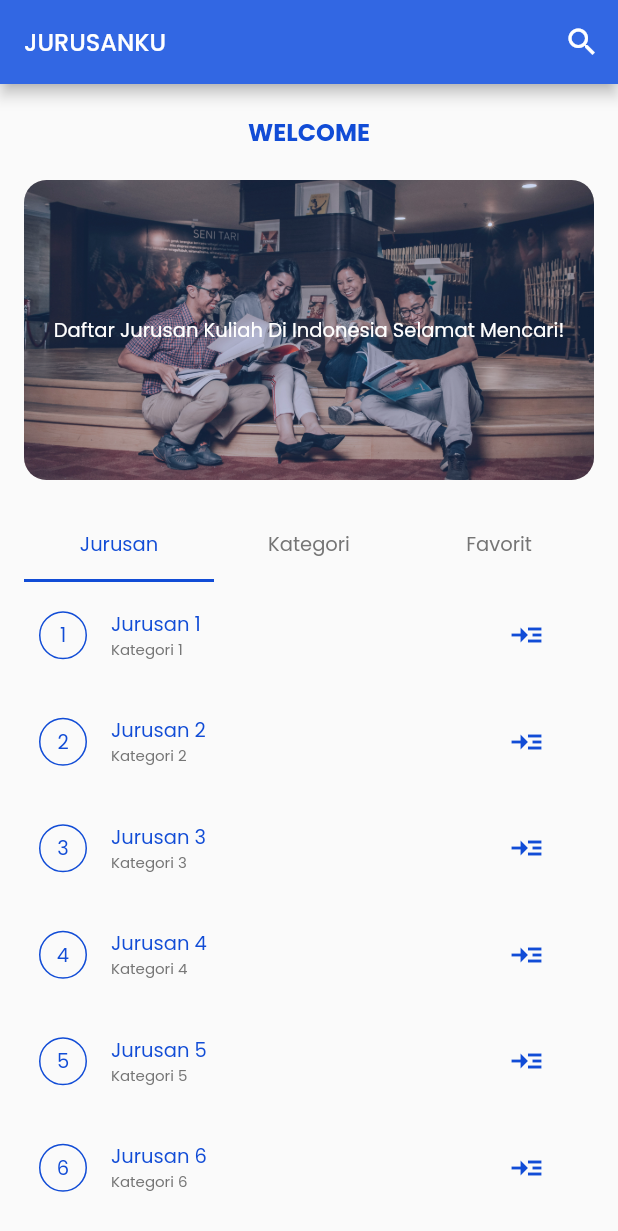
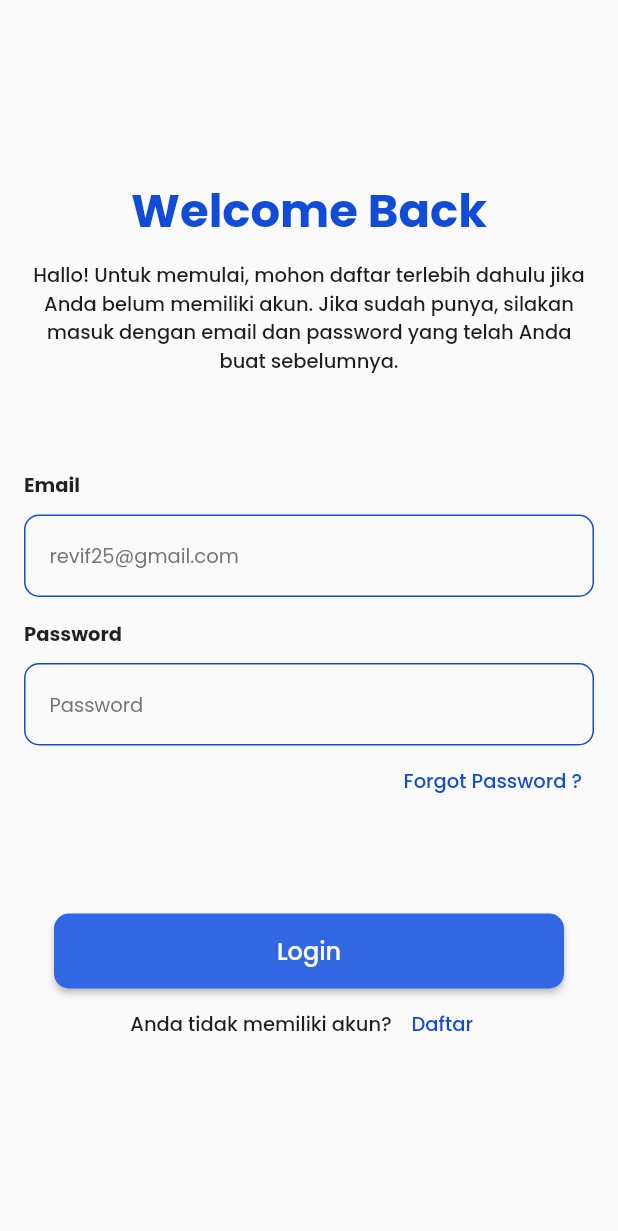
Before and after one commit to revvza/JurusanKu, a Flutter app: the screen it shows after launch, after a tap on "GET STARTED", on a phone screen of 412 x 824 dp. Shown: the top 1231 px of the screen. Run offline on Flutter 3.47's test engine with Material 2 defaults, Android fonts, the phone set to English and light mode, and no system bars; our stand-ins replace firebase_auth, firebase_core, get; accounts and stored records are empty.

Commit message:
add login dan register

```diff
--- a/lib/app/contants/my_colors.dart
+++ b/lib/app/contants/my_colors.dart
@@ -8,4 +8,5 @@ class MyColors {
   static const Color hovercolor = Color(0xFF114CD6);
   static const Color blue20 = Color.fromRGBO(50, 103, 227, 0.2);
   static const Color border = Color(0xFFB1C5F6);
+  static const Color background = Color(0xFFE5E5E5);
 }
--- /dev/null
+++ b/lib/app/controllers/auth_controller.dart
@@ -0,0 +1,45 @@
+import 'package:firebase_auth/firebase_auth.dart';
+import 'package:get/get.dart';
+import 'package:jurusanku/app/routes/app_pages.dart';
+
+class AuthController extends GetxController {
+  FirebaseAuth auth = FirebaseAuth.instance;
+
+  Stream<User?> get streamAuthStatus => auth.authStateChanges();
+
+  void login(String email, String password) async {
+    try {
+      await auth.signInWithEmailAndPassword(email: email, password: password);
+      Get.offAllNamed(Routes.HOME);
+    } on FirebaseAuthException catch (e) {
+      if (e.code == 'user-not-found') {
+        print('No user found for that email.');
+      } else if (e.code == 'wrong-password') {
+        print('Wrong password provided for that user.');
+      }
+    }
+  }
+
+  void register(String email, String password, String passconfirm) async {
+    if (password == passconfirm)
+      try {
+        await FirebaseAuth.instance
+            .createUserWithEmailAndPassword(email: email, password: password);
+        Get.offAllNamed(Routes.HOME);
+      } on FirebaseAuthException catch (e) {
+        if (e.code == 'user-not-found') {
+          print('No user found for that email.');
+        } else if (e.code == 'wrong-password') {
+          print('Wrong password provided for that user.');
+        }
+      }
+    else {
+      print("Password tidak sama");
+    }
+  }
+
+  void logut() async {
+    await FirebaseAuth.instance.signOut();
+    Get.offAllNamed(Routes.LOGIN);
+  }
+}
--- a/lib/app/modules/home/views/home_view.dart
+++ b/lib/app/modules/home/views/home_view.dart
@@ -1,13 +1,18 @@
 import 'package:flutter/material.dart';
 
 import 'package:get/get.dart';
+
 import 'package:jurusanku/app/contants/my_colors.dart';
+import 'package:jurusanku/app/controllers/auth_controller.dart';
 
 import '../controllers/home_controller.dart';
+
+import 'package:jurusanku/app/routes/app_pages.dart';
 
 class HomeView extends GetView<HomeController> {
   @override
   Widget build(BuildContext context) {
+    final authC = Get.find<AuthController>();
     return Scaffold(
       appBar: AppBar(
         title: Text('JURUSANKU',
@@ -21,10 +26,13 @@ class HomeView extends GetView<HomeController> {
           IconButton(
             icon: Icon(Icons.search),
             iconSize: 24.0,
-            onPressed: () {
-              Navigator.pushNamed(context, '/search');
-            },
+            onPressed: () => Get.toNamed(Routes.SEARCH),
           ),
+          IconButton(
+            onPressed: () => authC.logut(),
+            icon: Icon(Icons.logout),
+            iconSize: 24.0,
+          )
         ],
         backgroundColor: MyColors.maincolor,
       ),
@@ -34,18 +42,6 @@ class HomeView extends GetView<HomeController> {
           padding: EdgeInsets.all(16),
           child: Column(
             children: [
-              Padding(
-                padding: EdgeInsets.only(top: 4, bottom: 20),
-                child: Text(
-                  'WELCOME',
-                  style: TextStyle(
-                    fontFamily: 'Poppins',
-                    fontSize: 16,
-                    fontWeight: FontWeight.bold,
-                    color: MyColors.hovercolor,
-                  ),
-                ),
-              ),
               Container(
                 height: 200,
                 width: Get.width,
@@ -68,7 +64,7 @@ class HomeView extends GetView<HomeController> {
                     ),
                     Center(
                       child: Text(
-                        'Daftar Jurusan Kuliah Di Indonesia Selamat Mencari!',
+                        'Daftar Jurusan Kuliah Di Indonesia \n Selamat Mencari!',
                         style: TextStyle(
                           fontFamily: 'Poppins',
                           fontSize: 13,
@@ -169,10 +165,8 @@ class HomeView extends GetView<HomeController> {
                                 icon: Icon(Icons.read_more_outlined),
                                 iconSize: 24.0,
                                 color: MyColors.hovercolor,
-                                onPressed: () {
-                                  Navigator.pushNamed(
-                                      context, '/detailjurusan');
-                                },
+                                onPressed: () =>
+                                    Get.toNamed(Routes.DETAILJURUSAN),
                               ),
                             ],
                           ),
@@ -232,10 +226,8 @@ class HomeView extends GetView<HomeController> {
                                 icon: Icon(Icons.read_more_outlined),
                                 iconSize: 24.0,
                                 color: MyColors.hovercolor,
-                                onPressed: () {
-                                  Navigator.pushNamed(
-                                      context, '/detailkategori');
-                                },
+                                onPressed: () =>
+                                    Get.toNamed(Routes.DETAILKATEGORI),
                               ),
                             ],
                           ),
--- a/lib/app/modules/intoduction/views/intoduction_view.dart
+++ b/lib/app/modules/intoduction/views/intoduction_view.dart
@@ -20,22 +20,22 @@ class IntoductionView extends GetView<IntoductionController> {
                 fontFamily: 'Poppins',
                 fontSize: 31,
                 fontWeight: FontWeight.bold,
-                color: MyColors.maincolor,
+                color: MyColors.hovercolor,
               ),
             ),
             SizedBox(height: 20),
             Padding(
               padding: const EdgeInsets.symmetric(
-                horizontal: 14,
+                horizontal: 16,
               ),
               child: Text(
-                "Jangan ragu untuk memulai perjalanan temukan jurusan impian anda bersama kami.",
+                "Jangan ragu untuk memulai perjalanan \n temukan jurusan impian anda bersama kami.",
                 textAlign: TextAlign.center,
                 style: TextStyle(
                   fontFamily: 'Poppins',
                   fontSize: 13,
                   fontWeight: FontWeight.w500,
-                  color: MyColors.maincolor,
+                  color: MyColors.hovercolor,
                 ),
               ),
             ),
@@ -47,7 +47,7 @@ class IntoductionView extends GetView<IntoductionController> {
             ),
             SizedBox(height: 5),
             ElevatedButton(
-              onPressed: () => Get.offAllNamed(Routes.HOME),
+              onPressed: () => Get.offAllNamed(Routes.LOGIN),
               child: Text(
                 "GET STARTED",
                 style: TextStyle(
--- /dev/null
+++ b/lib/app/modules/login/bindings/login_binding.dart
@@ -0,0 +1,12 @@
+import 'package:get/get.dart';
+
+import '../controllers/login_controller.dart';
+
+class LoginBinding extends Bindings {
+  @override
+  void dependencies() {
+    Get.lazyPut<LoginController>(
+      () => LoginController(),
+    );
+  }
+}
--- /dev/null
+++ b/lib/app/modules/login/views/login_view.dart
@@ -0,0 +1,193 @@
+import 'package:flutter/material.dart';
+
+import 'package:get/get.dart';
+import 'package:jurusanku/app/controllers/auth_controller.dart';
+
+import '../controllers/login_controller.dart';
+
+import 'package:jurusanku/app/contants/my_colors.dart';
+
+import 'package:jurusanku/app/routes/app_pages.dart';
+
+class LoginView extends GetView<LoginController> {
+  final emailC = TextEditingController();
+  final passC = TextEditingController();
+
+  final authC = Get.find<AuthController>();
+  @override
+  Widget build(BuildContext context) {
+    return Scaffold(
+      resizeToAvoidBottomInset: false,
+      body: Center(
+        child: Container(
+          margin: EdgeInsets.symmetric(
+            horizontal: 16,
+          ),
+          child: Column(
+            mainAxisAlignment: MainAxisAlignment.center,
+            children: [
+              Text(
+                "Welcome Back",
+                style: TextStyle(
+                  fontFamily: 'Poppins',
+                  fontSize: 31,
+                  fontWeight: FontWeight.bold,
+                  color: MyColors.hovercolor,
+                ),
+              ),
+              SizedBox(height: 11),
+              Text(
+                "Hallo! Untuk memulai, mohon daftar terlebih dahulu jika Anda belum memiliki akun. Jika sudah punya, silakan masuk dengan email dan password yang telah Anda buat sebelumnya.",
+                textAlign: TextAlign.center,
+                style: TextStyle(
+                  fontFamily: 'Poppins',
+                  fontSize: 13,
+                  fontWeight: FontWeight.w500,
+                  color: MyColors.neural100,
+                ),
+              ),
+              SizedBox(height: 64),
+              Column(
+                crossAxisAlignment: CrossAxisAlignment.start,
+                children: [
+                  Text(
+                    "Email",
+                    style: TextStyle(
+                      fontFamily: 'Poppins',
+                      fontSize: 13,
+                      fontWeight: FontWeight.bold,
+                    ),
+                  ),
+                  SizedBox(height: 10),
+                  Container(
+                    width: double.infinity,
+                    decoration: BoxDecoration(
+                      border: Border.all(color: MyColors.hovercolor, width: 1),
+                      borderRadius: BorderRadius.circular(10),
+                    ),
+                    child: TextField(
+                      controller: emailC,
+                      decoration: InputDecoration(
+                        border: InputBorder.none,
+                        hintText: "revif25@gmail.com",
+                        hintStyle: TextStyle(
+                          fontSize: 13,
+                          fontFamily: 'Poppins',
+                          color: MyColors.neural70,
+                        ),
+                        contentPadding:
+                            EdgeInsets.symmetric(horizontal: 16, vertical: 17),
+                      ),
+                    ),
+                  ),
+                  SizedBox(height: 15),
+                  Text(
+                    "Password",
+                    style: TextStyle(
+                      fontFamily: 'Poppins',
+                      fontSize: 13,
+                      fontWeight: FontWeight.bold,
+                    ),
+                  ),
+                  SizedBox(height: 10),
+                  Container(
+                    width: double.infinity,
+                    decoration: BoxDecoration(
+                      border: Border.all(color: MyColors.hovercolor, width: 1),
+                      borderRadius: BorderRadius.circular(10),
+                    ),
+                    child: TextField(
+                      controller: passC,
+                      decoration: InputDecoration(
+                        border: InputBorder.none,
+                        hintText: "Password",
+                        hintStyle: TextStyle(
+                          fontSize: 13,
+                          fontFamily: 'Poppins',
+                          color: MyColors.neural70,
+                        ),
+                        contentPadding:
+                            EdgeInsets.symmetric(horizontal: 16, vertical: 17),
+                      ),
+                      obscureText: true,
+                    ),
+                  ),
+                  Row(
+                    mainAxisAlignment: MainAxisAlignment.end,
+                    children: [
+                      TextButton(
+                        onPressed: () => Get.toNamed(Routes.HOME),
+                        child: Text(
+                          "Forgot Password ?",
+                          style: TextStyle(
+                            fontFamily: 'Poppins',
+                            fontSize: 13,
+                            fontWeight: FontWeight.w500,
+                            color: MyColors.hovercolor,
+                          ),
+                        ),
+                      )
+                    ],
+                  ),
+                  SizedBox(height: 64),
+                  Container(
+                    width: double.infinity,
+                    margin: EdgeInsets.symmetric(horizontal: 20),
+                    height: 50,
+                    child: ElevatedButton(
+                      onPressed: () => authC.login(emailC.text, passC.text),
+                      child: Text(
+                        "Login",
+                        style: TextStyle(
+                          fontFamily: 'Poppins',
+                          fontSize: 16,
+                          fontWeight: FontWeight.w500,
+                          color: MyColors.neural10,
+                        ),
+                      ),
+                      style: ElevatedButton.styleFrom(
+                        minimumSize: Size(132, 42),
+                        backgroundColor: MyColors.maincolor,
+                        shape: RoundedRectangleBorder(
+                          borderRadius: BorderRadius.circular(10),
+                        ),
+                      ),
+                    ),
+                  ),
+                  Row(
+                    mainAxisAlignment: MainAxisAlignment.center,
+                    children: [
+                      Text(
+                        "Anda tidak memiliki akun?",
+                        textAlign: TextAlign.center,
+                        style: TextStyle(
+                          fontFamily: 'Poppins',
+                          fontSize: 13,
+                          fontWeight: FontWeight.w500,
+                          color: MyColors.neural100,
+                        ),
+                      ),
+                      TextButton(
+                        onPressed: () => Get.toNamed(Routes.REGISTER),
+                        child: Text(
+                          " Daftar",
+                          textAlign: TextAlign.center,
+                          style: TextStyle(
+                            fontFamily: 'Poppins',
+                            fontSize: 13,
+                            fontWeight: FontWeight.w500,
+                            color: MyColors.hovercolor,
+                          ),
+                        ),
+                      )
+                    ],
+                  ),
+                ],
+              )
+            ],
+          ),
+        ),
+      ),
+    );
+  }
+}
--- a/lib/app/modules/search/views/search_view.dart
+++ b/lib/app/modules/search/views/search_view.dart
@@ -9,6 +9,7 @@ class SearchView extends GetView<SearchController> {
   @override
   Widget build(BuildContext context) {
     return Scaffold(
+      resizeToAvoidBottomInset: false,
       appBar: AppBar(
         leading: IconButton(
           icon: Icon(Icons.arrow_back),
--- a/lib/app/routes/app_routes.dart
+++ b/lib/app/routes/app_routes.dart
@@ -9,6 +9,8 @@ abstract class Routes {
   static const SEARCH = _Paths.SEARCH;
   static const DETAILKATEGORI = _Paths.DETAILKATEGORI;
   static const DETAILJURUSAN = _Paths.DETAILJURUSAN;
+  static const LOGIN = _Paths.LOGIN;
+  static const REGISTER = _Paths.REGISTER;
 }
 
 abstract class _Paths {
@@ -17,4 +19,6 @@ abstract class _Paths {
   static const SEARCH = '/search';
   static const DETAILKATEGORI = '/detailkategori';
   static const DETAILJURUSAN = '/detailjurusan';
+  static const LOGIN = '/login';
+  static const REGISTER = '/register';
 }
--- /dev/null
+++ b/lib/app/utils/loading.dart
@@ -0,0 +1,16 @@
+import 'package:flutter/material.dart';
+
+class LoadingView extends StatelessWidget {
+  const LoadingView({super.key});
+
+  @override
+  Widget build(BuildContext context) {
+    return MaterialApp(
+      home: Scaffold(
+        body: Center(
+          child: CircularProgressIndicator(),
+        ),
+      ),
+    );
+  }
+}
--- a/lib/main.dart
+++ b/lib/main.dart
@@ -1,24 +1,41 @@
+import 'package:firebase_auth/firebase_auth.dart';
+import 'package:firebase_core/firebase_core.dart';
 import 'package:flutter/material.dart';
 
 import 'package:get/get.dart';
-import 'package:jurusanku/app/modules/detailjurusan/views/detailjurusan_view.dart';
-import 'package:jurusanku/app/modules/detailkategori/views/detailkategori_view.dart';
-import 'package:jurusanku/app/modules/home/views/home_view.dart';
-import 'package:jurusanku/app/modules/search/views/search_view.dart';
+import 'package:jurusanku/app/controllers/auth_controller.dart';
+import 'package:jurusanku/app/utils/loading.dart';
 
 import 'app/routes/app_pages.dart';
+import 'firebase_options.dart';
 
-void main() {
+void main() async {
+  WidgetsFlutterBinding.ensureInitialized();
+  await Firebase.initializeApp(
+    options: DefaultFirebaseOptions.currentPlatform,
+  );
+  final authC = Get.put(AuthController(), permanent: true);
+
   runApp(
-    GetMaterialApp(
-      title: "Application",
-      initialRoute: Routes.INTODUCTION,
-      getPages: AppPages.routes,
-      routes: {
-        '/': (context) => HomeView(),
-        '/search': (context) => SearchView(),
-        '/detailkategori': (context) => DetailkategoriView(),
-        '/detailjurusan': (context) => DetailjurusanView(),
+    StreamBuilder<User?>(
+      stream: FirebaseAuth.instance.authStateChanges(),
+      builder: (context, snapshot) {
+        if (snapshot.connectionState == ConnectionState.waiting) {
+          return MaterialApp(
+            home: Scaffold(
+              body: Center(
+                child: LoadingView(),
+              ),
+            ),
+          );
+        }
+        print(snapshot.data);
+        return GetMaterialApp(
+          title: "Application",
+          initialRoute:
+              snapshot.data != null ? Routes.HOME : Routes.INTODUCTION,
+          getPages: AppPages.routes,
+        );
       },
     ),
   );
--- a/pubspec.yaml
+++ b/pubspec.yaml
@@ -3,12 +3,14 @@ version: 1.0.0+1
 publish_to: none
 description: A new Flutter project.
 environment:
-  sdk: '>=2.18.6 <3.0.0'
+  sdk: ">=2.18.6 <3.0.0"
 
 dependencies:
   cupertino_icons: ^1.0.2
   get: 4.6.5
   http: 0.13.5
+  firebase_core: 2.11.0
+  firebase_auth: 4.5.0
   flutter:
     sdk: flutter
 
```
Also changed, not shown: lib/app/modules/detailkategori/views/detailkategori_view.dart (+4 -3 lines), lib/app/modules/login/controllers/login_controller.dart (added, +18 -0 lines), lib/app/modules/register/bindings/register_binding.dart (added, +12 -0 lines), lib/app/modules/register/controllers/register_controller.dart (added, +18 -0 lines), lib/app/modules/register/views/register_view.dart (added, +213 -0 lines), lib/app/routes/app_pages.dart (+14 -0 lines), lib/firebase_options.dart (added), pubspec.lock, 34 other files.
